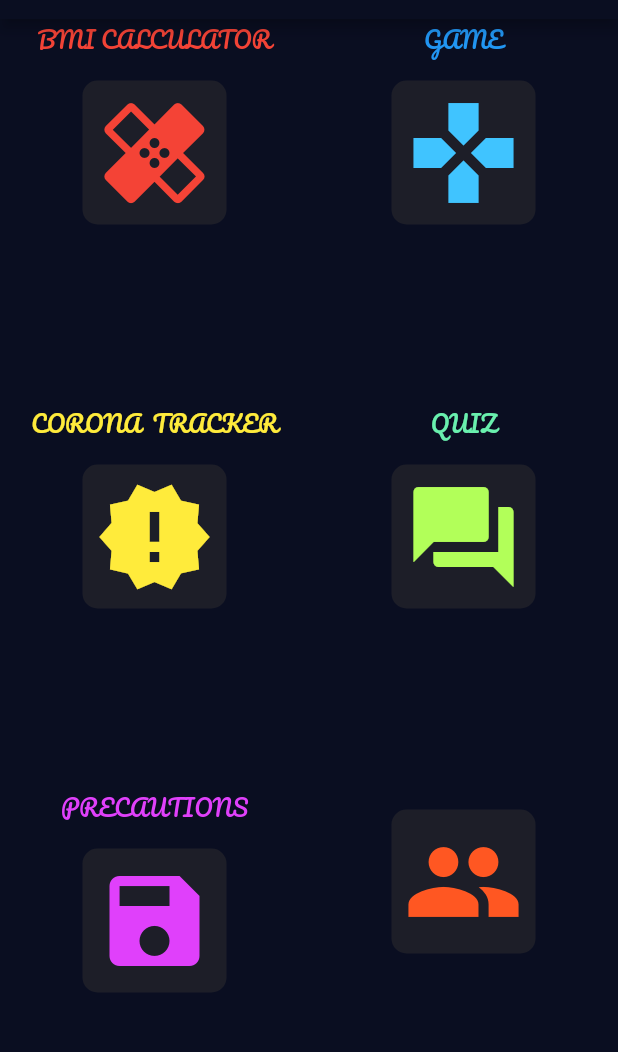
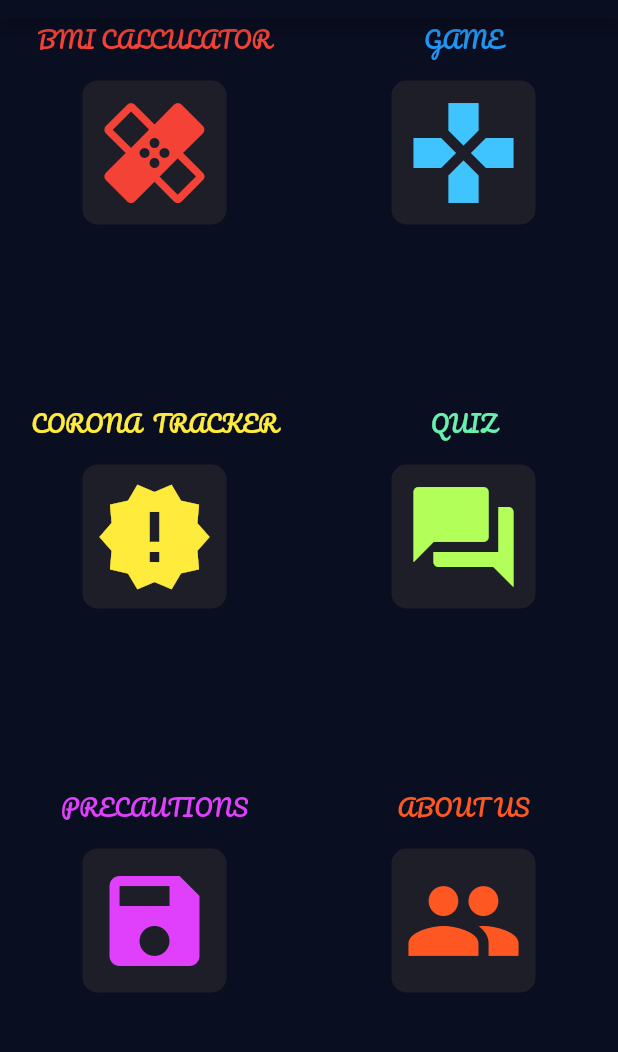
Before and after one commit to simransrivastava01/EcoVille, a Flutter app: the screen it shows after launch, on a phone screen of 412 x 824 dp, the part 65-1117 px from its top. Run offline on Flutter 3.47's test engine with Material 2 defaults, Android fonts, the phone set to English and light mode, and no system bars; our stand-ins replace flutter_spinkit, font_awesome_flutter, rflutter_alert.

Commit message:
all done final commit

```diff
--- a/lib/mainPage/input_page.dart
+++ b/lib/mainPage/input_page.dart
@@ -235,6 +235,13 @@ class _InputPageState extends State<InputPage> {
                 Expanded(
                   child: Column(
                     children: <Widget>[
+                      Text(
+                        'ABOUT US',
+                        style: TextStyle(
+                            fontSize: 15.0,
+                            color: Colors.deepOrange,
+                            fontFamily: 'Pacifico'),
+                      ),
                       GestureDetector(
                         onTap: () {},
                         child: ReusableCard(
```
